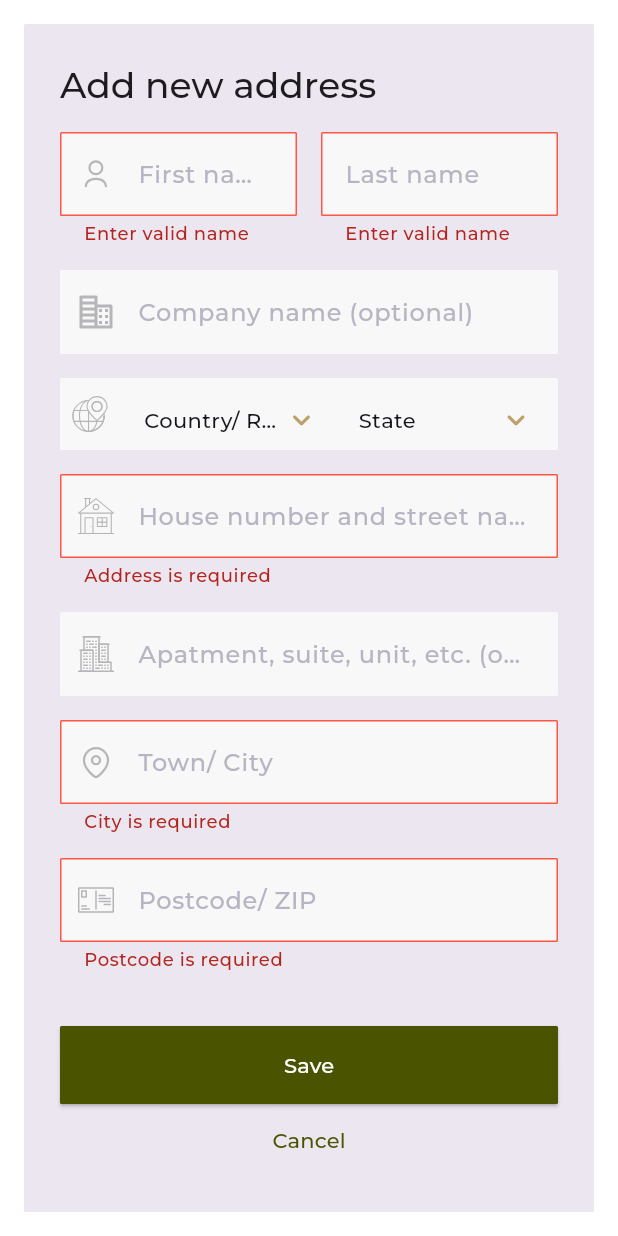
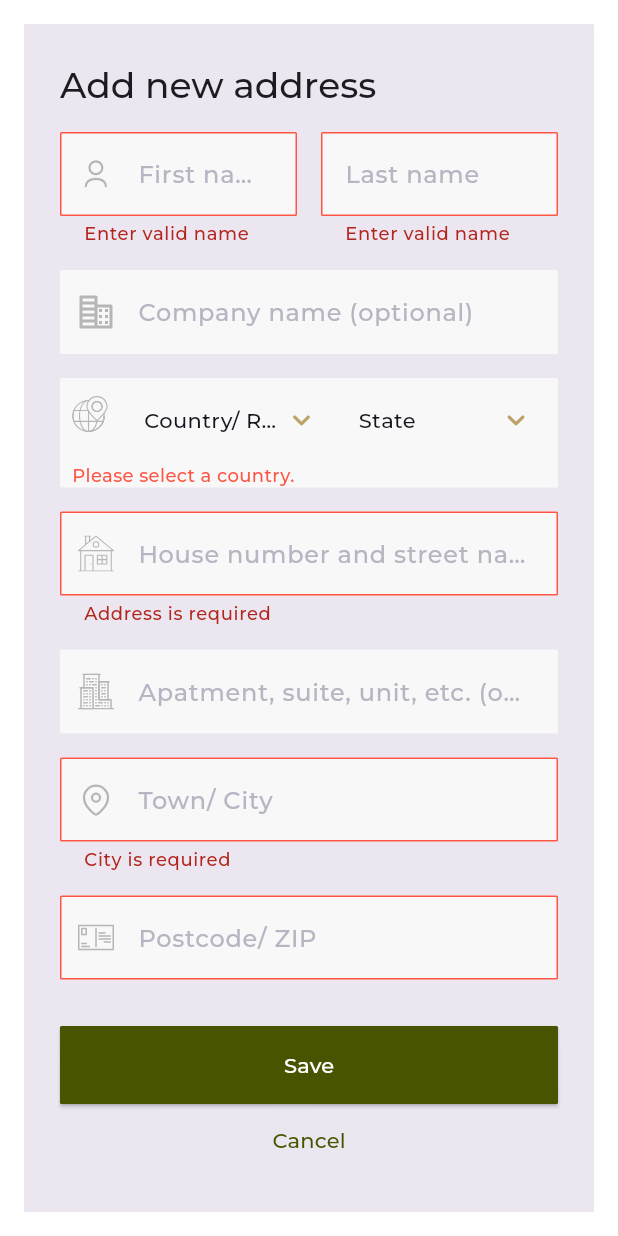
Before and after one commit to AbdhalRiyas/NicheGallerie, a Flutter app: the AddressForm widget shown alone on an empty page, opened directly, after a tap on "Save", on a phone screen of 412 x 824 dp. Run offline on Flutter 3.47's test engine with Material 3 defaults, Android fonts, the phone set to English and light mode, and no system bars; drawn by our look-alikes of csc_picker; our stand-ins replace cached_network_image, country_code_picker, flutter_dotenv, flutter_rating_bar, flutter_svg, form_field_validator; missing offline and left inert: mobkit_dashed_border; project files that could hold a hidden picture were left out.

Commit message:
validator added for country picker

```diff
--- a/lib/src/screens/address/views/components/address_form.dart
+++ b/lib/src/screens/address/views/components/address_form.dart
@@ -15,14 +15,16 @@ class AddressForm extends StatefulWidget {
 class _AddressFormState extends State<AddressForm> {
   final GlobalKey<FormState> _formKey = GlobalKey<FormState>();
 
-  TextEditingController _firstNameController = TextEditingController();
-  TextEditingController _lastNameController = TextEditingController();
-  TextEditingController _companyNameController = TextEditingController();
-  TextEditingController _address1Controller = TextEditingController();
-  TextEditingController _address2Controller = TextEditingController();
-  TextEditingController _cityController = TextEditingController();
-  TextEditingController _postcodeController = TextEditingController();
-  TextEditingController _phoneController = TextEditingController();
+  final TextEditingController _firstNameController = TextEditingController();
+  final TextEditingController _lastNameController = TextEditingController();
+  final TextEditingController _companyNameController = TextEditingController();
+  final TextEditingController _address1Controller = TextEditingController();
+  final TextEditingController _address2Controller = TextEditingController();
+  final TextEditingController _cityController = TextEditingController();
+  final TextEditingController _postcodeController = TextEditingController();
+  final TextEditingController _phoneController = TextEditingController();
+  final TextEditingController _stateController = TextEditingController();
+  final TextEditingController _countryController = TextEditingController();
 
   nameValidator(String? value) {
     if (value == null ||
@@ -147,7 +149,10 @@ class _AddressFormState extends State<AddressForm> {
                         ),
                       ),
                       const SizedBox(height: defaultPadding),
-                      CountryStatePicker(),
+                      CountryStatePicker(
+                        stateController: _stateController,
+                        countryController: _countryController,
+                      ),
                       const SizedBox(height: defaultPadding),
                       TextFormField(
                         controller: _address1Controller,
--- a/lib/src/screens/address/views/components/country_state_picker.dart
+++ b/lib/src/screens/address/views/components/country_state_picker.dart
@@ -3,22 +3,34 @@ import 'package:flutter/material.dart';
 import 'package:shop/src/constants.dart';
 import 'package:shop/src/screens/address/views/components/form_field_svg_icon.dart';
 
-class CountryStatePicker extends StatefulWidget {
-  const CountryStatePicker({super.key});
+class CountryStatePicker extends StatelessWidget {
+  const CountryStatePicker(
+      {super.key,
+      required this.countryController,
+      required this.stateController});
 
-  @override
-  State<CountryStatePicker> createState() => _CountryStatePickerState();
-}
-
-class _CountryStatePickerState extends State<CountryStatePicker> {
+  final TextEditingController countryController, stateController;
   @override
   Widget build(BuildContext context) {
-    return Container(
+    return FormField(
+      validator: (value) {
+        if (countryController.text.isEmpty) {
+          return 'Please select a country.';
+        }
+        if (stateController.text.isEmpty) {
+          return 'Please select a state.';
+        }
+        return null; // No error
+      },
+      builder: (FormFieldState<dynamic> field) => Container(
         padding: EdgeInsets.symmetric(horizontal: 8),
         decoration: BoxDecoration(
             borderRadius: BorderRadius.circular(defaultBorderRadius),
             color: lightGreyColor),
-      child: Row(
+        child: Column(
+          crossAxisAlignment: CrossAxisAlignment.stretch,
+          children: [
+            Row(
               children: [
                 FormFieldSvgIcon(iconPath: 'assets/icons/Country.svg'),
                 SizedBox(width: defaultPadding),
@@ -33,20 +45,20 @@ class _CountryStatePickerState extends State<CountryStatePicker> {
                       showCities: false,
 
                       ///Enable (get flag with country name) / Disable (Disable flag) / ShowInDropdownOnly (display flag in dropdown only) [OPTIONAL PARAMETER]
-                flagState: CountryFlag.ENABLE,
+                      flagState: CountryFlag.SHOW_IN_DROP_DOWN_ONLY,
 
                       ///Dropdown box decoration to style your dropdown selector [OPTIONAL PARAMETER]
                       dropdownDecoration: BoxDecoration(
-                  borderRadius:
-                      BorderRadius.all(Radius.circular(defaultBorderRadius)),
+                        borderRadius: BorderRadius.all(
+                            Radius.circular(defaultBorderRadius)),
                         // border: Border.all(color: greyColor, width: 1),
                         color: lightGreyColor,
                       ),
 
                       ///Disabled Dropdown box decoration to style your dropdown selector [OPTIONAL PARAMETER]  (USE with disabled dropdownDecoration)
                       disabledDropdownDecoration: BoxDecoration(
-                  borderRadius:
-                      BorderRadius.all(Radius.circular(defaultBorderRadius)),
+                        borderRadius: BorderRadius.all(
+                            Radius.circular(defaultBorderRadius)),
                         color: lightGreyColor,
                         // border: Border.all(color: greyColor, width: 1),
                       ),
@@ -86,30 +98,31 @@ class _CountryStatePickerState extends State<CountryStatePicker> {
                       searchBarRadius: defaultBorderRadius,
 
                       ///triggers once country selected in dropdown
-                onCountryChanged: (value) {
-                  setState(() {
-                    ///store value in country variable
-                  });
-                },
+                      onCountryChanged: (value) =>
+                          countryController.text = value,
 
                       ///triggers once state selected in dropdown
-                onStateChanged: (value) {
-                  setState(() {
-                    ///store value in state variable
-                  });
-                },
+                      onStateChanged: (value) =>
+                          stateController.text = value ?? '',
 
                       ///triggers once city selected in dropdown
-                onCityChanged: (value) {
-                  setState(() {
-                    ///store value in city variable
-                  });
-                },
+                      onCityChanged: (value) {},
                     ),
                   ),
                 ),
               ],
             ),
+            if (field.hasError)
+              Padding(
+                padding: const EdgeInsets.only(top: 8.0),
+                child: Text(
+                  field.errorText ?? '',
+                  style: TextStyle(color: errorColor, fontSize: 12),
+                ),
+              ),
+          ],
+        ),
+      ),
     );
   }
 }
```
Lines whose indentation alone changed are shown as unchanged.
